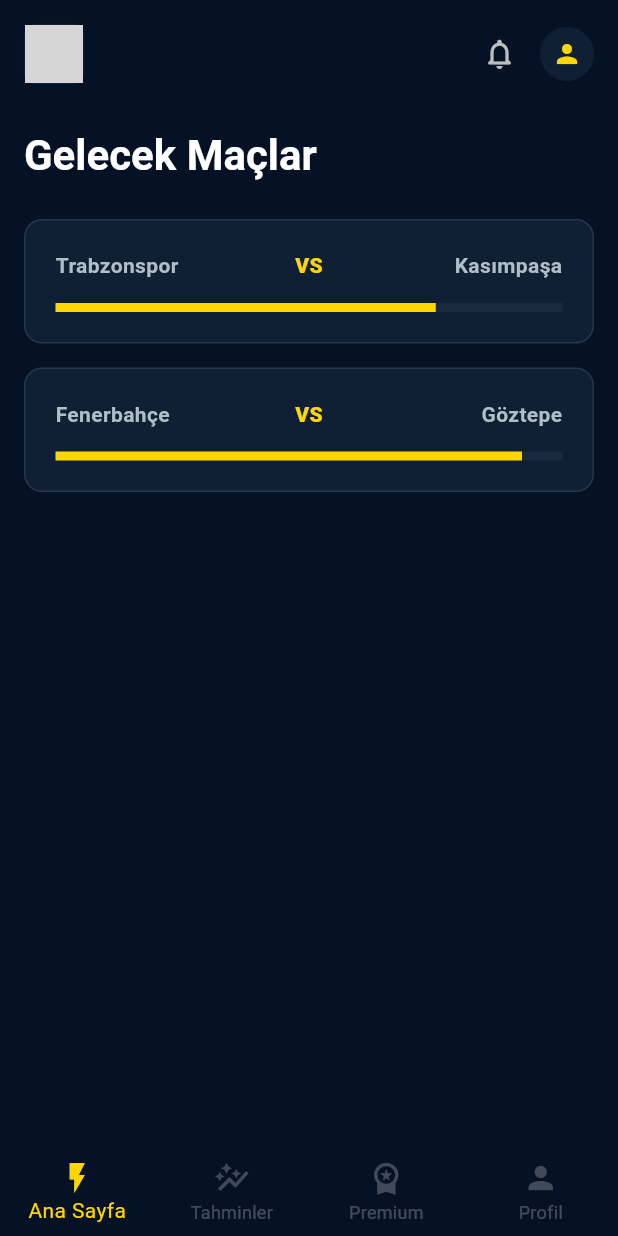
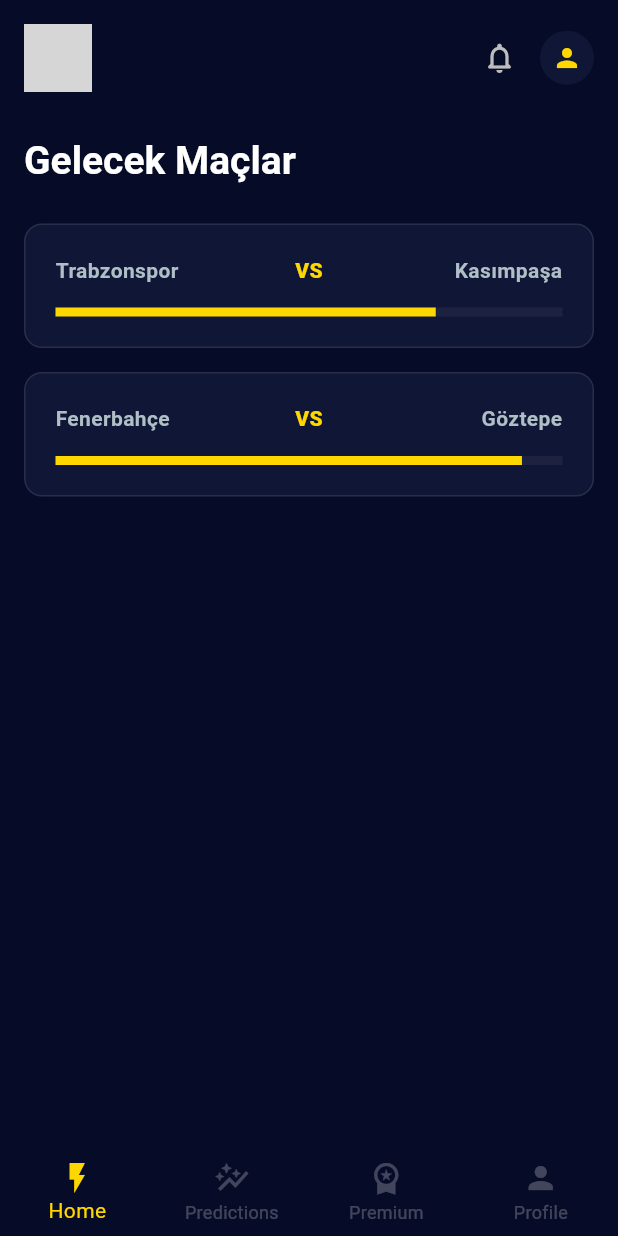
Before and after one commit to v-s-p/1X2-AI-app, a Flutter app: the screen it shows after launch, after a tap on "GİRİŞ YAP", on a phone screen of 412 x 824 dp. Run offline on Flutter 3.47's test engine with Material 3 defaults, Android fonts, the phone set to English and light mode, and no system bars; grey boxes are pictures that could not be loaded.

Commit message:
Update main.dart

```diff
--- a/lib/main.dart
+++ b/lib/main.dart
@@ -11,27 +11,30 @@
 
   @override
   Widget build(BuildContext context) {
-    const deepNavy = Color(0xFF051125);
-    const goldAction = Color(0xFFFFD700);
+    // --- LOGONUN KENDİ LACİVERTİ VE ALTIN RENGİ ---
+    const brandNavy = Color(0xFF060B28); // Logo arka planındaki derin lacivert
+    const brandCard = Color(0xFF101636); // Kartlar için bir tık açık ton
+    const goldAction = Color(0xFFFFD700); // Parlak altın/sarı
 
     return MaterialApp(
       debugShowCheckedModeBanner: false,
       title: 'Predict 1X2 AI',
       theme: ThemeData(
         brightness: Brightness.dark,
-        scaffoldBackgroundColor: deepNavy,
+        scaffoldBackgroundColor: brandNavy,
         primaryColor: goldAction,
-        cardColor: const Color(0xFF0F2035),
+        cardColor: brandCard,
         textTheme: const TextTheme(
-          headlineLarge: TextStyle(fontSize: 28, fontWeight: FontWeight.bold, color: Colors.white),
+          headlineLarge: TextStyle(fontSize: 26, fontWeight: FontWeight.bold, color: Colors.white),
           headlineMedium: TextStyle(fontSize: 20, fontWeight: FontWeight.bold, color: goldAction),
           bodyMedium: TextStyle(fontSize: 14, color: Color(0xFFB0BEC5)),
         ),
         elevatedButtonTheme: ElevatedButtonThemeData(
           style: ElevatedButton.styleFrom(
             backgroundColor: goldAction,
-            foregroundColor: deepNavy,
+            foregroundColor: brandNavy,
             shape: RoundedRectangleBorder(borderRadius: BorderRadius.circular(12)),
+            textStyle: const TextStyle(fontWeight: FontWeight.bold),
           ),
         ),
       ),
@@ -40,11 +43,10 @@
   }
 }
 
-// --- LOGO BİLEŞENİ (Center Crop Mantığı) ---
+// --- LOGO BİLEŞENİ (Center Crop - Sündürmeden) ---
 class BrandLogo extends StatelessWidget {
   final double size;
   final double radius;
-
   const BrandLogo({super.key, required this.size, this.radius = 12});
 
   @override
@@ -54,21 +56,20 @@
       height: size,
       decoration: BoxDecoration(
         borderRadius: BorderRadius.circular(radius),
-        border: Border.all(color: Colors.white10, width: 0.5),
       ),
       child: ClipRRect(
         borderRadius: BorderRadius.circular(radius),
         child: Image.asset(
-          'assets/logo.png', // Logo yolun
-          fit: BoxFit.cover,    // Kutuyu sündürmeden doldur
-          alignment: Alignment.center, // Ortaya odakla
+          'assets/logo.png',
+          fit: BoxFit.cover,
+          alignment: Alignment.center,
         ),
       ),
     );
   }
 }
 
-// --- 1. ADIM: ELITE SPLASH SCREEN ---
+// --- 1. ADIM: AÇILIŞ EKRANI (Metin Kaldırıldı) ---
 class SplashScreen extends StatefulWidget {
   const SplashScreen({super.key});
   @override
@@ -93,10 +94,8 @@
         child: Column(
           mainAxisAlignment: MainAxisAlignment.center,
           children: [
-            const BrandLogo(size: 150, radius: 25), // Büyük Splash Logosu
-            const SizedBox(height: 25),
-            const Text('PREDICT 1X2 AI', style: TextStyle(color: Color(0xFFFFD700), fontSize: 22, fontWeight: FontWeight.w900, letterSpacing: 3)),
-            const SizedBox(height: 40),
+            const BrandLogo(size: 180, radius: 20), // Sadece logo
+            const SizedBox(height: 50),
             const CircularProgressIndicator(color: Color(0xFFFFD700), strokeWidth: 2),
           ],
         ),
@@ -105,26 +104,33 @@
   }
 }
 
-// --- 2. ADIM: LOGIN EKRANI ---
+// --- 2. ADIM: GİRİŞ EKRANI (Predict Yazısı Kaldırıldı) ---
 class LoginScreen extends StatelessWidget {
   const LoginScreen({super.key});
   @override
   Widget build(BuildContext context) {
     return Scaffold(
       body: SingleChildScrollView(
-        padding: const EdgeInsets.all(40.0),
+        padding: const EdgeInsets.symmetric(horizontal: 40.0),
         child: Column(
           children: [
+            const SizedBox(height: 100),
+            const BrandLogo(size: 120, radius: 20), // Logo tek başına parlıyor
             const SizedBox(height: 60),
-            const BrandLogo(size: 100, radius: 20), // Login Logosu
-            const SizedBox(height: 40),
-            const Text("Hoş Geldiniz", style: TextStyle(fontSize: 24, fontWeight: FontWeight.bold)),
-            const SizedBox(height: 40),
             TextField(decoration: InputDecoration(hintText: "E-posta", filled: true, fillColor: Colors.white.withOpacity(0.05), border: OutlineInputBorder(borderRadius: BorderRadius.circular(12), borderSide: BorderSide.none))),
             const SizedBox(height: 15),
             TextField(obscureText: true, decoration: InputDecoration(hintText: "Şifre", filled: true, fillColor: Colors.white.withOpacity(0.05), border: OutlineInputBorder(borderRadius: BorderRadius.circular(12), borderSide: BorderSide.none))),
             const SizedBox(height: 30),
-            SizedBox(width: double.infinity, height: 55, child: ElevatedButton(onPressed: () => Navigator.pushReplacement(context, MaterialPageRoute(builder: (context) => const MainShell())), child: const Text("GİRİŞ YAP"))),
+            SizedBox(
+              width: double.infinity,
+              height: 55,
+              child: ElevatedButton(
+                onPressed: () => Navigator.pushReplacement(context, MaterialPageRoute(builder: (context) => const MainShell())),
+                child: const Text("GİRİŞ YAP"),
+              ),
+            ),
+            const SizedBox(height: 20),
+            const Text("Hesabınız yok mu? Kayıt Ol", style: TextStyle(color: Colors.grey, fontSize: 12)),
           ],
         ),
       ),
@@ -149,14 +155,14 @@
         currentIndex: _currentIndex,
         onTap: (index) => setState(() => _currentIndex = index),
         type: BottomNavigationBarType.fixed,
-        backgroundColor: const Color(0xFF051125),
+        backgroundColor: const Color(0xFF060B28),
         selectedItemColor: const Color(0xFFFFD700),
         unselectedItemColor: Colors.white24,
         items: const [
-          BottomNavigationBarItem(icon: Icon(Icons.flash_on), label: 'Ana Sayfa'),
-          BottomNavigationBarItem(icon: Icon(Icons.auto_graph), label: 'Tahminler'),
+          BottomNavigationBarItem(icon: Icon(Icons.flash_on), label: 'Home'),
+          BottomNavigationBarItem(icon: Icon(Icons.auto_graph), label: 'Predictions'),
           BottomNavigationBarItem(icon: Icon(Icons.workspace_premium), label: 'Premium'),
-          BottomNavigationBarItem(icon: Icon(Icons.person), label: 'Profil'),
+          BottomNavigationBarItem(icon: Icon(Icons.person), label: 'Profile'),
         ],
       ),
       body: SafeArea(child: _pages[_currentIndex]),
@@ -164,7 +170,7 @@
   }
 }
 
-// --- ÜST BAR LOGO BİLEŞENİ ---
+// --- ÜST BAR (HER SAYFADA LOGO) ---
 class _TopBarHeader extends StatelessWidget {
   const _TopBarHeader();
   @override
@@ -172,18 +178,18 @@
     return Row(
       mainAxisAlignment: MainAxisAlignment.spaceBetween,
       children: [
-        const BrandLogo(size: 40, radius: 8), // AppBar Logosu
+        const BrandLogo(size: 45, radius: 8), // Şık AppBar Logosu
         Row(children: [
           Icon(Icons.notifications_none_rounded, color: Colors.grey[400]),
           const SizedBox(width: 15),
-          const CircleAvatar(radius: 18, backgroundColor: Color(0xFF0F2035), child: Icon(Icons.person, size: 20, color: Color(0xFFFFD700))),
+          const CircleAvatar(radius: 18, backgroundColor: Color(0xFF101636), child: Icon(Icons.person, size: 20, color: Color(0xFFFFD700))),
         ])
       ],
     );
   }
 }
 
-// --- ANA SAYFA ---
+// --- SAYFA: ANA SAYFA ---
 class UpcomingMatchesPage extends StatelessWidget {
   const UpcomingMatchesPage({super.key});
   @override
@@ -204,7 +210,7 @@
   }
 }
 
-// --- TAHMİNLER SAYFASI ---
+// --- SAYFA: TAHMİNLER ---
 class CouponPredictionsPage extends StatelessWidget {
   const CouponPredictionsPage({super.key});
   @override
@@ -216,7 +222,7 @@
         children: [
           const _TopBarHeader(),
           const SizedBox(height: 20),
-          Text('Spor Toto YZ Tahminleri', style: Theme.of(context).textTheme.headlineLarge),
+          Text('Spor Toto Tahminleri', style: Theme.of(context).textTheme.headlineLarge),
           const SizedBox(height: 20),
           FutureBuilder<List<CouponMatch>>(
             future: DemoData.loadMatchesFromJson(),
@@ -224,7 +230,7 @@
               final matches = snapshot.data ?? [];
               return Container(
                 padding: const EdgeInsets.all(16),
-                decoration: BoxDecoration(color: const Color(0xFF0F2035), borderRadius: BorderRadius.circular(12), border: Border.all(color: Colors.white10)),
+                decoration: BoxDecoration(color: const Color(0xFF101636), borderRadius: BorderRadius.circular(12), border: Border.all(color: Colors.white10)),
                 child: Column(children: matches.map((m) => CouponMatchRow(match: m)).toList()),
               );
             },
@@ -235,16 +241,20 @@
   }
 }
 
-// --- DİĞER SAYFALAR (Premium & Profil) ---
 class PremiumPage extends StatelessWidget {
   const PremiumPage({super.key});
   @override
-  Widget build(BuildContext context) { return const Center(child: Text("Premium Sayfası")); }
+  Widget build(BuildContext context) {
+    return const Padding(padding: EdgeInsets.all(16), child: Column(children: [_TopBarHeader(), Expanded(child: Center(child: Text("Premium Çok Yakında")))]));
+  }
 }
+
 class ProfilePage extends StatelessWidget {
   const ProfilePage({super.key});
   @override
-  Widget build(BuildContext context) { return const Center(child: Text("Profil Sayfası")); }
+  Widget build(BuildContext context) {
+    return const Padding(padding: EdgeInsets.all(16), child: Column(children: [_TopBarHeader(), Expanded(child: Center(child: Text("Profil Sayfası")))]));
+  }
 }
 
 // --- KARTLAR VE SATIRLAR ---
@@ -255,7 +265,7 @@
   Widget build(BuildContext context) {
     return Container(
       padding: const EdgeInsets.all(20),
-      decoration: BoxDecoration(color: const Color(0xFF0F2035), borderRadius: BorderRadius.circular(12), border: Border.all(color: Colors.white10)),
+      decoration: BoxDecoration(color: const Color(0xFF101636), borderRadius: BorderRadius.circular(12), border: Border.all(color: Colors.white10)),
       child: Column(
         children: [
           Row(mainAxisAlignment: MainAxisAlignment.spaceBetween, children: [
@@ -301,7 +311,7 @@
       return data.map((m) => CouponMatch(index: m['id'], homeTeam: m['home'], awayTeam: m['away'], prediction: m['prediction'], isLocked: m['isLocked'])).toList();
     } catch (e) { return []; }
   }
-  static const List<String> premiumBenefits = ['Günlük VIP Tahminler', '%75 Başarı Oranı', 'Detaylı xG Analizleri', 'Tüm Dünya Ligleri', '7/24 Destek'];
+  static const List<String> premiumBenefits = ['VIP Tahminler', '%75 Başarı', 'Detaylı Analizler', '7/24 Destek'];
 }
 
 class MatchPrediction {
```
